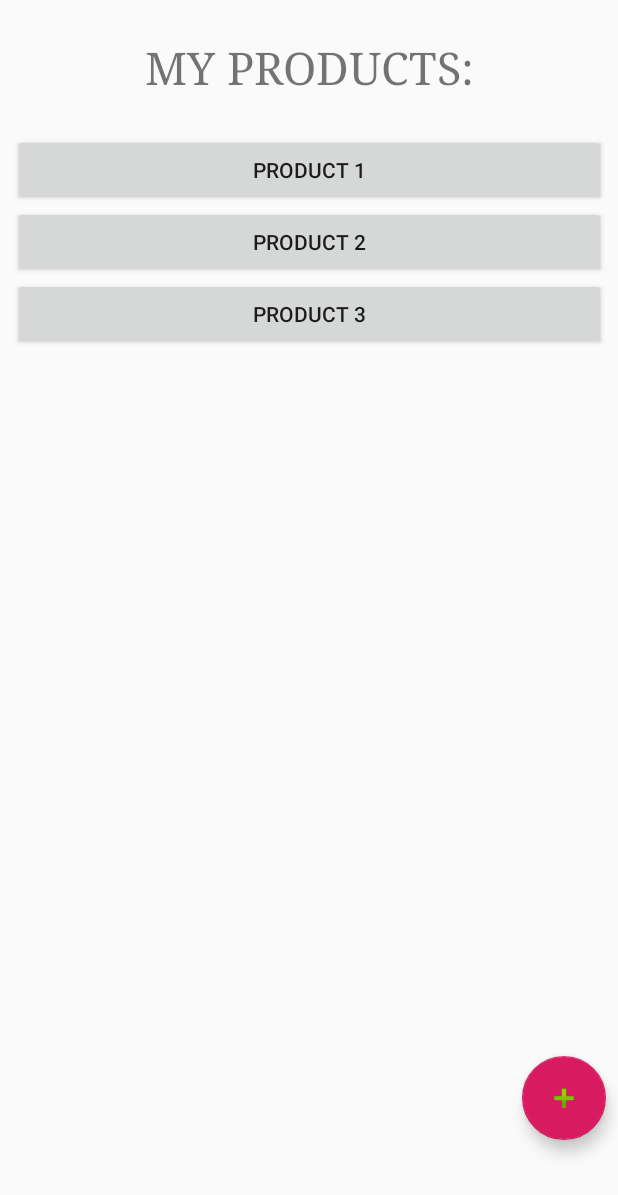
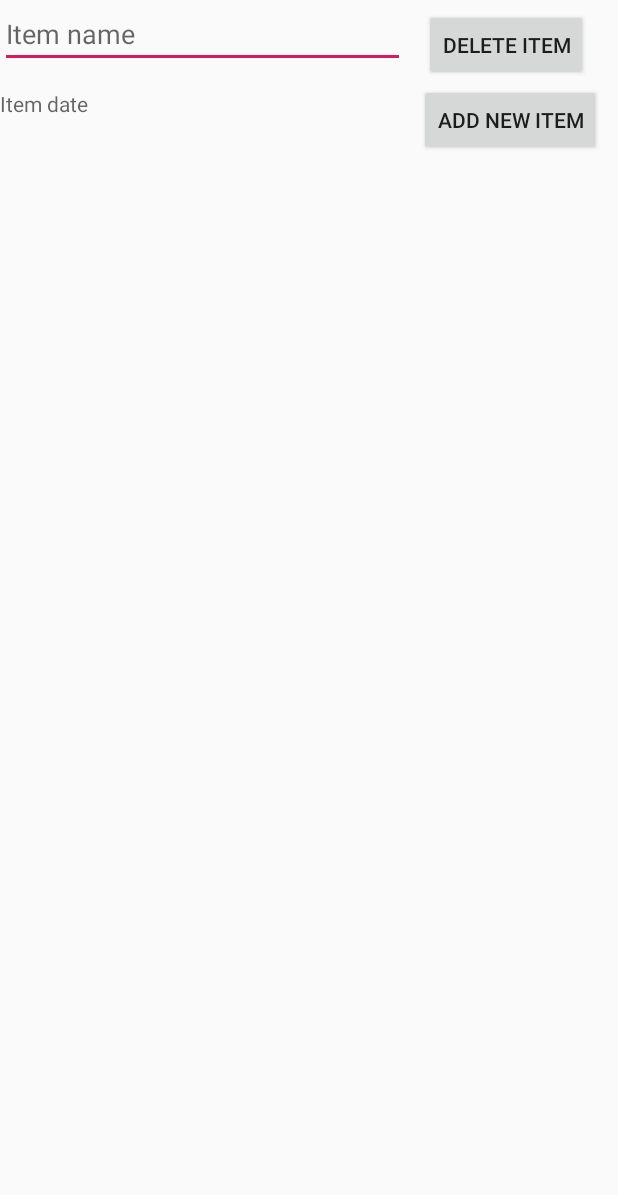
Before and after one commit to teodor20/FridgeAdvisor, an Android app: the layout activity_products_list.xml on its own in the app's theme, with its tools: preview values and no code run, on a phone screen of 412 x 824 dp. Shown: the top 1195 px of the screen. Run offline under Robolectric (Android 15) with nearby library versions, the phone set to English and light mode, and no system bars.

Commit message:
Added the products page with full recycler view functionality.

```diff
--- a/app/build.gradle
+++ b/app/build.gradle
@@ -27,6 +27,8 @@ dependencies {
     implementation 'androidx.constraintlayout:constraintlayout:1.1.3'
     implementation 'androidx.lifecycle:lifecycle-extensions:2.1.0'
     implementation 'androidx.legacy:legacy-support-v4:1.0.0'
+    implementation 'androidx.appcompat:appcompat:1.0.0'
+    implementation 'androidx.recyclerview:recyclerview:1.0.0'
     testImplementation 'junit:junit:4.12'
     androidTestImplementation 'androidx.test:runner:1.2.0'
     androidTestImplementation 'androidx.test.espresso:espresso-core:3.2.0'
--- a/app/src/main/java/uk/ac/rgu/cwpartone/MainActivity.java
+++ b/app/src/main/java/uk/ac/rgu/cwpartone/MainActivity.java
@@ -3,6 +3,7 @@ package uk.ac.rgu.cwpartone;
 import android.os.Bundle;
 
 import com.google.android.material.floatingactionbutton.FloatingActionButton;
+import com.google.android.material.navigation.NavigationView.OnNavigationItemSelectedListener;
 import com.google.android.material.snackbar.Snackbar;
 
 import android.view.View;
@@ -22,7 +23,7 @@ import androidx.appcompat.widget.Toolbar;
 import android.view.Menu;
 
 public class MainActivity extends AppCompatActivity
-        implements NavigationView.OnNavigationItemSelectedListener {
+        implements OnNavigationItemSelectedListener {
 
     @Override
     protected void onCreate(Bundle savedInstanceState) {
--- a/app/src/main/res/layout/activity_products_list.xml
+++ b/app/src/main/res/layout/activity_products_list.xml
@@ -1,81 +1,63 @@
 <?xml version="1.0" encoding="utf-8"?>
-<androidx.constraintlayout.widget.ConstraintLayout xmlns:android="http://schemas.android.com/apk/res/android"
-    xmlns:app="http://schemas.android.com/apk/res-auto"
-    xmlns:tools="http://schemas.android.com/tools"
+<RelativeLayout xmlns:android="http://schemas.android.com/apk/res/android"
     android:layout_width="match_parent"
     android:layout_height="match_parent"
-    tools:context=".ProductsList">
+    >
+
+    <Button
+        android:id="@+id/BtnAdd"
+        android:layout_width="wrap_content"
+        android:layout_height="wrap_content"
+        android:layout_alignParentTop="true"
+        android:layout_alignParentEnd="true"
+        android:layout_alignParentRight="true"
+        android:layout_marginTop="56dp"
+        android:layout_marginEnd="11dp"
+        android:layout_marginRight="11dp"
+        android:text="Add New Item" />
+
+    <EditText
+        android:id="@+id/EdtItemName"
+        android:layout_width="272dp"
+        android:layout_height="wrap_content"
+        android:layout_alignParentTop="true"
+        android:layout_marginTop="0dp"
+        android:layout_marginEnd="9dp"
+        android:layout_marginRight="9dp"
+        android:layout_toStartOf="@+id/BtnAdd"
+        android:layout_toLeftOf="@+id/BtnAdd"
+        android:ems="10"
+        android:hint="Item name"
+        android:inputType="textPersonName" />
 
     <TextView
-        android:id="@+id/textView2"
-        android:layout_width="233dp"
-        android:layout_height="73dp"
-        android:layout_marginStart="8dp"
-        android:layout_marginLeft="8dp"
-        android:layout_marginTop="8dp"
-        android:layout_marginEnd="8dp"
-        android:layout_marginRight="8dp"
-        android:gravity="center"
-        android:text="@string/products_list_title"
-        android:textAllCaps="true"
-        android:textSize="30sp"
-        app:fontFamily="serif"
-        app:layout_constraintEnd_toEndOf="parent"
-        app:layout_constraintStart_toStartOf="parent"
-        app:layout_constraintTop_toTopOf="parent" />
+        android:id="@+id/EdtDate"
+        android:layout_width="275dp"
+        android:layout_height="40dp"
+        android:layout_below="@+id/EdtItemName"
+        android:layout_marginTop="14dp"
+        android:ems="10"
+        android:hint="Item date"
+        android:inputType="date" />
 
-    <ScrollView
-        android:id="@+id/scrollView2"
-        android:layout_width="395dp"
-        android:layout_height="634dp"
-        android:layout_marginStart="8dp"
-        android:layout_marginLeft="8dp"
-        android:layout_marginTop="8dp"
-        android:layout_marginEnd="8dp"
-        android:layout_marginRight="8dp"
-        app:layout_constraintEnd_toEndOf="parent"
-        app:layout_constraintStart_toStartOf="parent"
-        app:layout_constraintTop_toBottomOf="@+id/textView2">
+    <androidx.recyclerview.widget.RecyclerView
+        android:id="@+id/rvProducts"
+        android:layout_width="match_parent"
+        android:layout_height="700dp"
+        android:layout_below="@+id/EdtDate">
 
-        <LinearLayout
-            android:layout_width="match_parent"
-            android:layout_height="wrap_content"
-            android:orientation="vertical">
+    </androidx.recyclerview.widget.RecyclerView>
 
-            <Button
-                android:id="@+id/button1"
-                android:layout_width="match_parent"
-                android:layout_height="wrap_content"
-                android:layout_weight="1"
-                android:text="@string/product_1" />
-
-            <Button
-                android:id="@+id/button2"
-                android:layout_width="match_parent"
-                android:layout_height="wrap_content"
-                android:layout_weight="1"
-                android:text="@string/product_2" />
-
-            <Button
-                android:id="@+id/button3"
-                android:layout_width="match_parent"
-                android:layout_height="wrap_content"
-                android:layout_weight="1"
-                android:text="@string/product_3" />
-        </LinearLayout>
-    </ScrollView>
-
-    <com.google.android.material.floatingactionbutton.FloatingActionButton
-        android:id="@+id/floatingActionButton"
+    <Button
+        android:id="@+id/BtnDelete"
         android:layout_width="wrap_content"
         android:layout_height="wrap_content"
-        android:layout_marginEnd="8dp"
-        android:layout_marginRight="8dp"
-        android:layout_marginBottom="64dp"
-        android:clickable="true"
-        app:layout_constraintBottom_toBottomOf="parent"
-        app:layout_constraintEnd_toEndOf="parent"
-        app:srcCompat="@android:drawable/ic_input_add"
-        android:focusable="true" />
+        android:layout_alignParentTop="true"
+        android:layout_alignParentEnd="true"
+        android:layout_alignParentRight="true"
+        android:layout_marginTop="6dp"
+        android:layout_marginEnd="20dp"
+        android:layout_marginRight="20dp"
+        android:text="Delete Item" />
 
-</androidx.constraintlayout.widget.ConstraintLayout>
+</RelativeLayout>
```
Also changed, not shown: app/src/main/AndroidManifest.xml (+9 -8 lines), app/src/main/java/uk/ac/rgu/cwpartone/MyRecyclerViewAdapter.java (added, +76 -0 lines), app/src/main/java/uk/ac/rgu/cwpartone/ProductsList.java (+134 -1 lines), app/src/main/res/layout/recyclerview_row.xml (added, +15 -0 lines).
